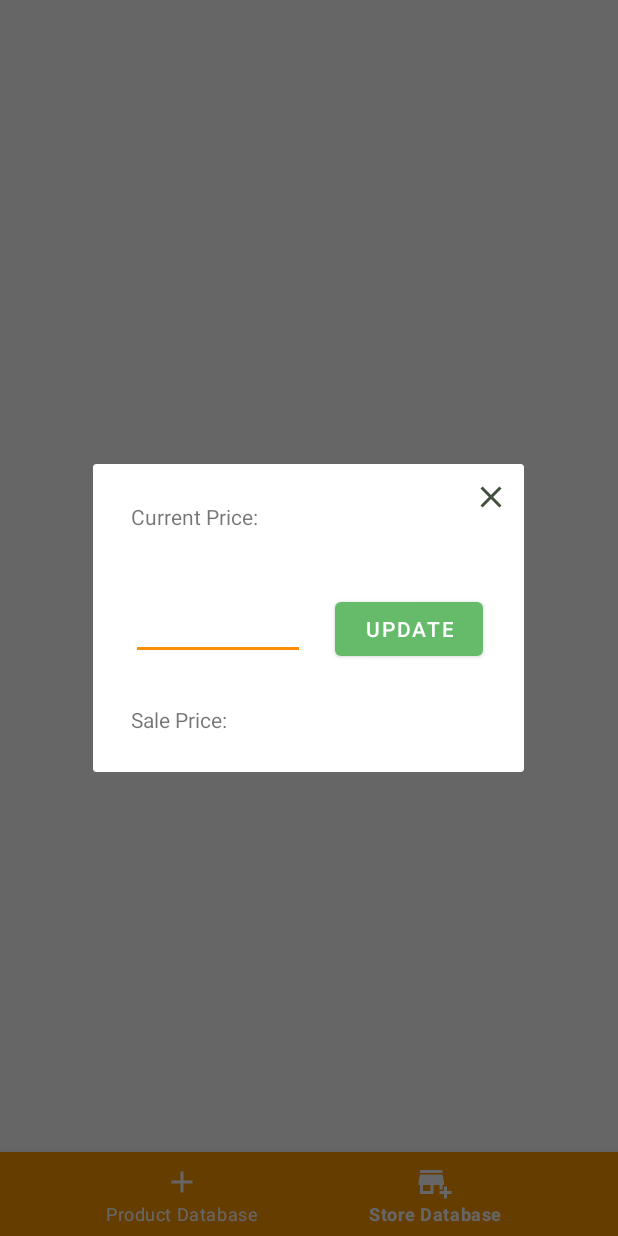
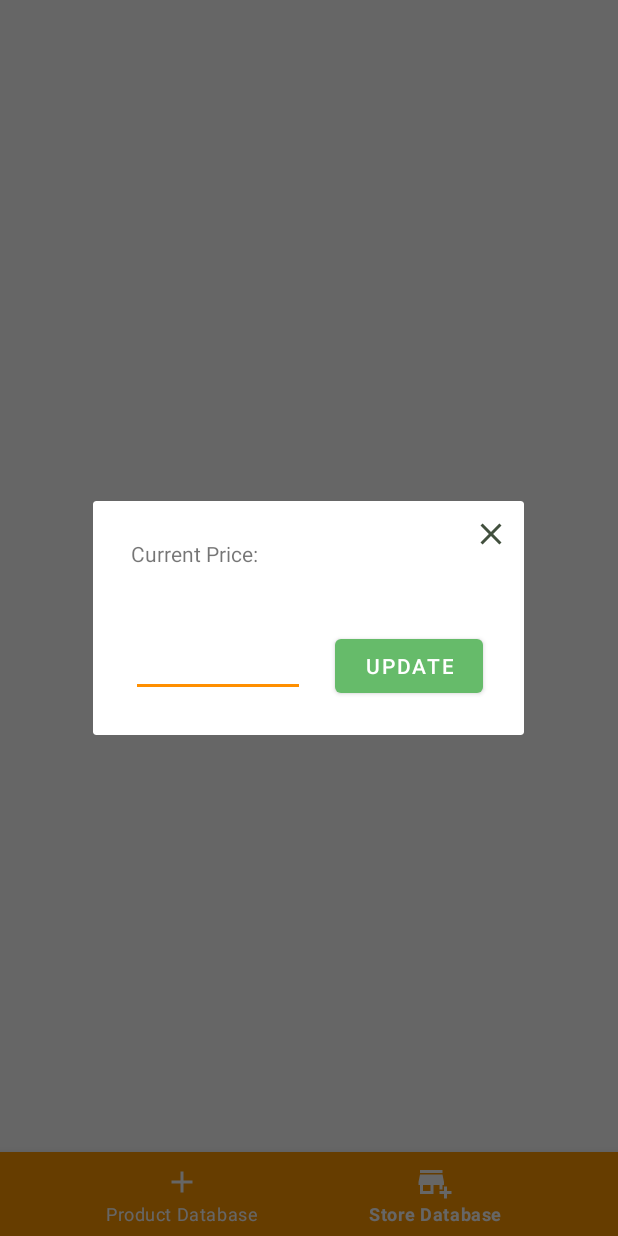
Before and after one commit to SystematicShoppers/Sysho, an Android app: the UpdatePriceDialog screen opened through its navigation route, on a phone screen of 412 x 824 dp. Run offline under Robolectric (Android 15) with nearby library versions, the phone set to English and light mode, and no system bars; our stand-ins replace Firebase (no records; nobody signed in at launch, a user with empty details on screens opened directly), navigation-ui.

Commit message:
-added UI stuff

```diff
--- a/app/src/main/java/com/systematicshoppers/sysho/fragments/UpdatePriceDialog.kt
+++ b/app/src/main/java/com/systematicshoppers/sysho/fragments/UpdatePriceDialog.kt
@@ -27,21 +27,19 @@ class UpdatePriceDialog: DialogFragment() {
         val view = inflater.inflate(R.layout.fragment_api_store_select_dialog, container)
         val editText = view.findViewById<EditText>(R.id.priceEditText)
         val currentPrice = view.findViewById<TextView>(R.id.dialogCurrentPriceTextView)
-        val salePrice = view.findViewById<TextView>(R.id.dialogPriceUpdateTextView)
         val updateBtn = view.findViewById<Button>(R.id.dialogUpdateNewPriceBtn)
         val closeBtn = view.findViewById<ImageView>(R.id.closeUpdatePriceDialog)
         currentPrice.text = getString(R.string.current_price)
-        salePrice.text = getString(R.string.sale_price)
         dialog?.setTitle("Update Price")
         editText.requestFocus()
 
 
         updateBtn.setOnClickListener{
-            salePrice.text = "" //resets string value to prevent duplicate entries displaying
             viewModel.setDialogEditText(editText.text.toString())
             if (viewModel.dialogEditText.value != null) {
                 updatePrice() {}
                 viewModel.notifyApiStoreAdapter(true)
+                Toast.makeText(requireContext(), "Price has been updated!", Toast.LENGTH_SHORT).show()
             }
         }
         closeBtn.setOnClickListener {
@@ -52,13 +50,6 @@ class UpdatePriceDialog: DialogFragment() {
                 append(getString(R.string.current_price))
                 append(" ")
                 append(viewModel.product.value?.price)
-            })
-        }
-        viewModel.dialogEditText.observe(viewLifecycleOwner) {
-            salePrice.text = (buildString {
-                append(getString(R.string.sale_price))
-                append(" ")
-                append(viewModel.dialogEditText.value)
             })
         }
         return view
--- a/app/src/main/res/drawable/aldi_logo.xml
+++ b/app/src/main/res/drawable/aldi_logo.xml
@@ -1,6 +1,6 @@
 <vector xmlns:android="http://schemas.android.com/apk/res/android"
-    android:width="180dp"
-    android:height="200dp"
+    android:width="100dp"
+    android:height="130dp"
     android:viewportWidth="351.1"
     android:viewportHeight="421.3">
   <path
--- a/app/src/main/res/layout/fragment_api_store_select_dialog.xml
+++ b/app/src/main/res/layout/fragment_api_store_select_dialog.xml
@@ -34,22 +34,12 @@
         android:layout_height="42dp"
         android:layout_marginStart="25dp"
         android:layout_marginTop="44dp"
+        android:layout_marginBottom="25dp"
         android:ems="10"
         android:inputType="numberDecimal"
+        app:layout_constraintBottom_toBottomOf="parent"
         app:layout_constraintStart_toStartOf="parent"
         app:layout_constraintTop_toBottomOf="@+id/dialogCurrentPriceTextView" />
-
-    <TextView
-        android:id="@+id/dialogPriceUpdateTextView"
-        android:layout_width="wrap_content"
-        android:layout_height="wrap_content"
-        android:layout_marginStart="25dp"
-        android:layout_marginTop="30dp"
-        android:layout_marginBottom="25dp"
-        app:layout_constraintBottom_toBottomOf="parent"
-        app:layout_constraintStart_toStartOf="parent"
-        app:layout_constraintTop_toBottomOf="@+id/priceEditText"
-        tools:text="New Price: 4.29" />
 
     <Space
         android:layout_width="7dp"
```
